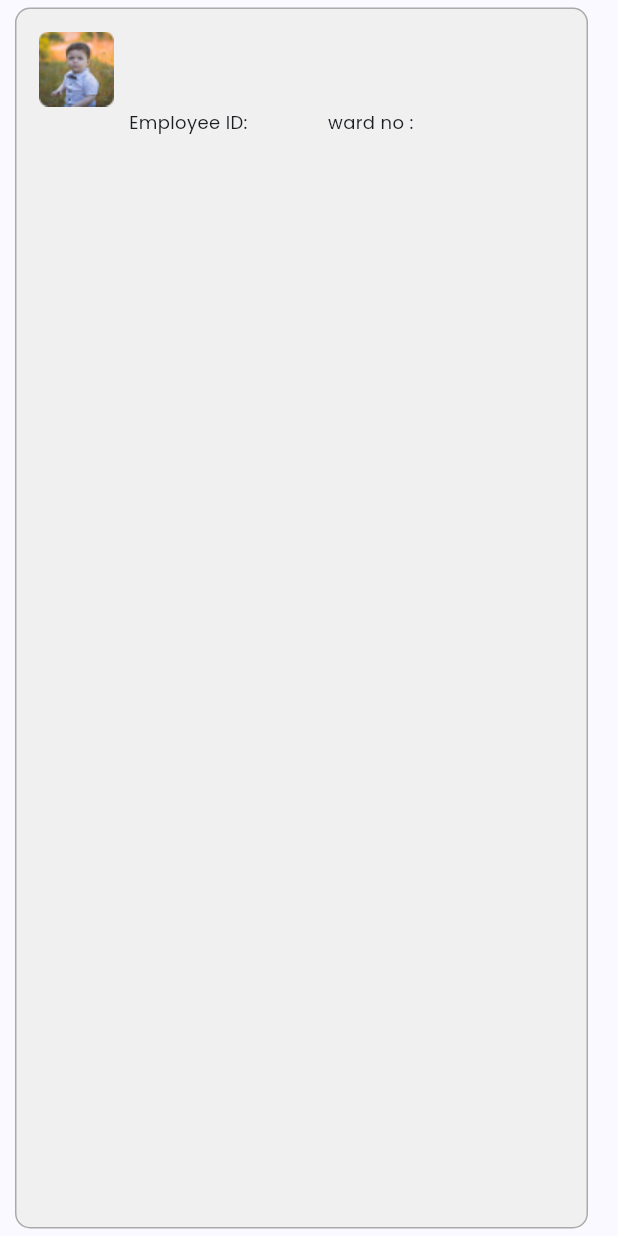
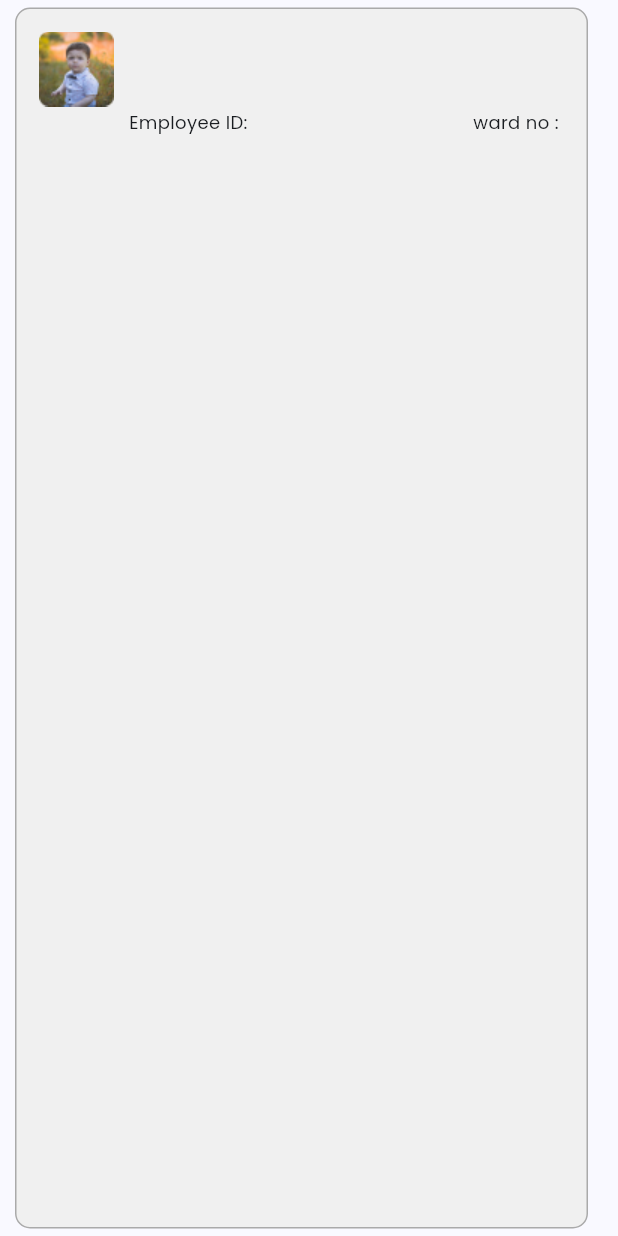
Before and after one commit to YashParmar0001/jcc_admin, a Flutter app: the EmployeeWidget widget shown alone on an empty page, opened directly with empty values, on a phone screen of 412 x 824 dp. Run offline on Flutter 3.47's test engine with Material 2 defaults, Android fonts, the phone set to English and light mode, and no system bars; our stand-ins replace bloc, cloud_firestore, equatable, firebase_auth, firebase_core, flutter_bloc and 6 more; missing offline and left inert: flutter_form_bloc; accounts and stored records are empty; statements that could not run were skipped.

Commit message:
employee done

```diff
--- a/lib/features/employee/widget/employee_widget.dart
+++ b/lib/features/employee/widget/employee_widget.dart
@@ -44,7 +44,8 @@ class EmployeeWidget extends StatelessWidget {
               ),
             ),
             const SizedBox(width: 10),
-            Column(
+            Expanded(
+              child: Column(
                 // mainAxisSize: MainAxisSize.min,
                 mainAxisAlignment: MainAxisAlignment.start,
                 crossAxisAlignment: CrossAxisAlignment.start,
@@ -67,7 +68,7 @@ class EmployeeWidget extends StatelessWidget {
                   ),
                   const SizedBox(height: 10),
                   Row(
-                  // mainAxisAlignment: MainAxisAlignment.end,
+                    mainAxisAlignment: MainAxisAlignment.spaceBetween,
                     children: [
                       Text(
                         'Employee ID: ${employeeModel.employeeId}',
@@ -76,7 +77,6 @@ class EmployeeWidget extends StatelessWidget {
                           fontWeight: FontWeight.w400,
                         ),
                       ),
-                     SizedBox(width: 50),
                       // Spacer(),
                       Text(
                         "ward no : ${employeeModel.ward}",
@@ -88,6 +88,7 @@ class EmployeeWidget extends StatelessWidget {
                     ],
                   ),
                 ],
+              ),
             )
           ],
         ),
```
Lines whose indentation alone changed are shown as unchanged.
